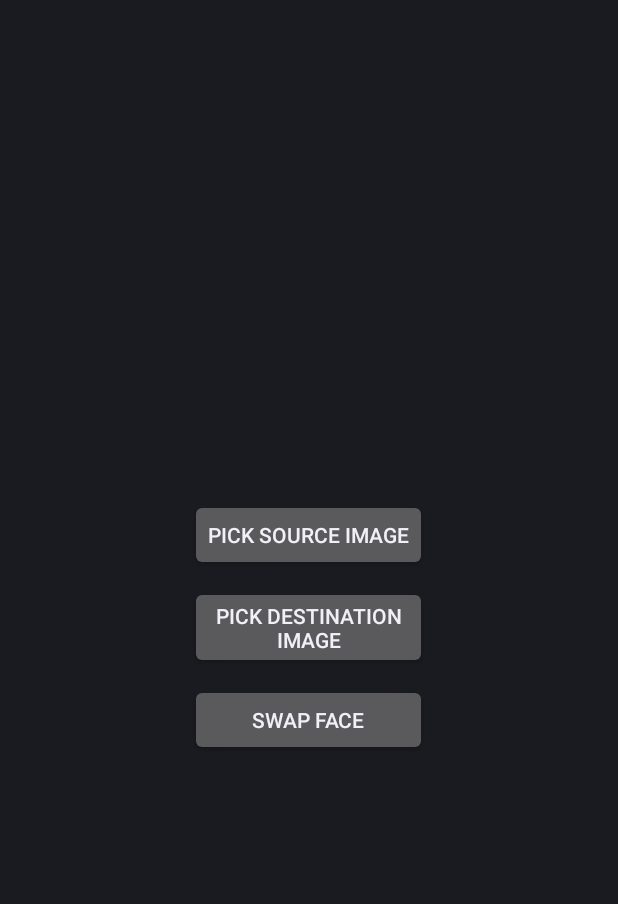
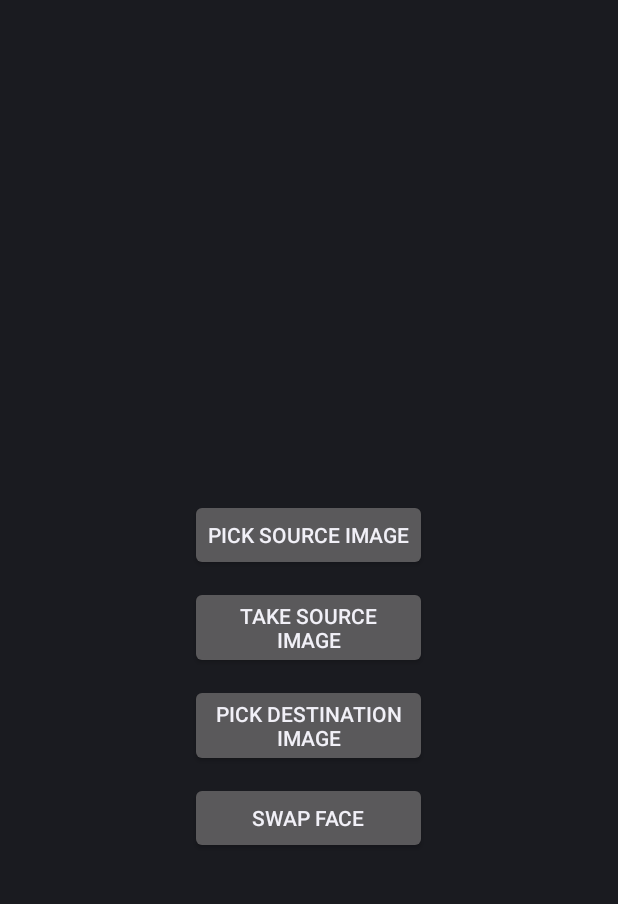
Before and after one commit to sanchithike/Hackathon-Android, an Android app: the screen it shows after launch (ImagesActivity), on a phone screen of 412 x 824 dp, the part 125-1029 px from its top. Run offline under Robolectric (Android 15) with nearby library versions, the phone set to English and light mode, and no system bars.

Commit message:
camera integrated

```diff
--- a/app/src/main/res/layout/main.xml
+++ b/app/src/main/res/layout/main.xml
@@ -17,9 +17,9 @@
         android:id="@+id/btnDestinationImage"
         android:layout_width="wrap_content"
         android:layout_height="wrap_content"
-        android:layout_below="@+id/btnSourceImage"
-        android:layout_alignLeft="@+id/btnSourceImage"
-        android:layout_alignRight="@+id/btnSourceImage"
+        android:layout_below="@+id/btnSourceCamImage"
+        android:layout_alignLeft="@+id/btnSourceCamImage"
+        android:layout_alignRight="@+id/btnSourceCamImage"
         android:layout_marginBottom="10dp"
         android:text="Pick Destination Image" />
 
@@ -31,6 +31,16 @@
         android:layout_centerHorizontal="true"
         android:layout_centerVertical="true"
         android:text="Pick Source Image" />
+
+    <Button
+        android:id="@+id/btnSourceCamImage"
+        android:layout_width="wrap_content"
+        android:layout_height="wrap_content"
+        android:layout_below="@+id/btnSourceImage"
+        android:layout_alignLeft="@+id/btnSourceImage"
+        android:layout_alignRight="@+id/btnSourceImage"
+        android:layout_marginBottom="10dp"
+        android:text="Take Source Image" />
 
     <Button
         android:id="@+id/btnSwap"
```
